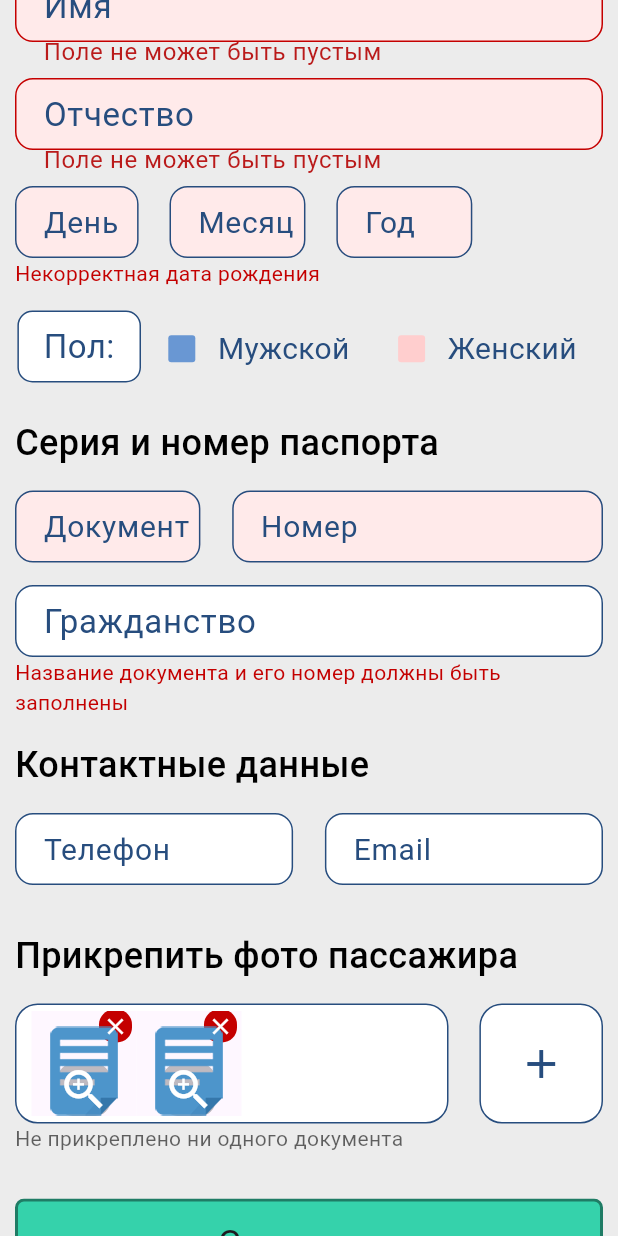
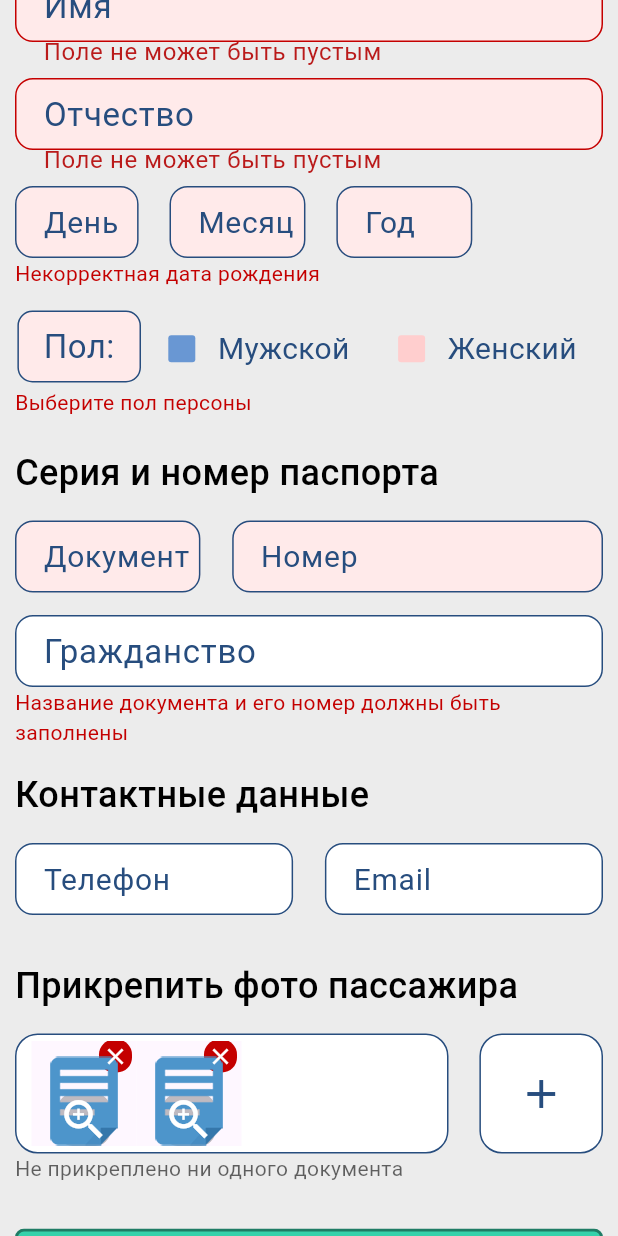
Before and after one commit to eskov-ea/passenger_counter, a Flutter app: the PersonAddNewScreen screen opened by its route, scrolled down 257 dp, after a tap on "Сохранить", on a phone screen of 412 x 824 dp. Run offline on Flutter 3.47's test engine with Material 2 defaults, Android fonts, the phone set to English and light mode, and no system bars; our stand-ins replace equatable, flutter_bloc, flutter_datetime_picker_plus, flutter_secure_storage, sqflite, table_calendar; missing offline and left inert: qr_code_scanner; accounts and stored records are empty.

Commit message:
home workflow

```diff
--- a/lib/models/person_model.dart
+++ b/lib/models/person_model.dart
@@ -3,11 +3,13 @@ class Person {
   final String firstname;
   final String lastname;
   final String middlename;
+  final String gender;
   final String birthdate;
   final String phone;
   final String email;
   final String document;
   final String citizenship;
+  final String personClass;
   final String? status;
   final String createdAt;
   final String updatedAt;
@@ -18,11 +20,13 @@ class Person {
     required this.firstname,
     required this.lastname,
     required this.middlename,
+    required this.gender,
     required this.birthdate,
     required this.phone,
     required this.email,
     required this.document,
     required this.citizenship,
+    required this.personClass,
     required this.status,
     required this.createdAt,
     required this.updatedAt
@@ -34,11 +38,13 @@ class Person {
         firstname: json["firstname"],
         lastname: json["lastname"],
         middlename: json["middlename"],
+        gender: json["gender"],
         birthdate: json["birthdate"],
         phone: json["phone"],
         email: json["email"],
         document: json["document"],
         citizenship: json["citizenship"],
+        personClass: json["class_person"],
         status: json["status"],
         createdAt: json["created_at"],
         updatedAt: json["updated_at"],
@@ -50,11 +56,13 @@ class Person {
         firstname: json["firstname"],
         lastname: json["lastname"],
         middlename: json["middlename"],
+        gender: json["gender"],
         birthdate: json["birth_date"],
         phone: json["phone"],
         email: json["email"],
         document: json["document"],
         citizenship: json["citizenship"],
+        personClass: json["class_person"],
         status: "",
         createdAt: "",
         updatedAt: ""
--- a/lib/services/database/db_provider.dart
+++ b/lib/services/database/db_provider.dart
@@ -9,9 +9,9 @@ String dateFormatter(DateTime date) {
 }
 final Map<String, String> tables = {
   "person_class_list" :
-  '''CREATE TABLE person_class_list('
+  'CREATE TABLE person_class_list('
         'person_class varchar(20) PRIMARY KEY NOT NULL, '
-        'seq INTEGER );''',
+        'seq INTEGER );',
 
   "person" :
   'CREATE TABLE person (id INTEGER PRIMARY KEY AUTOINCREMENT, '
--- a/lib/ui/screens/person_add_new_screen.dart
+++ b/lib/ui/screens/person_add_new_screen.dart
@@ -13,6 +13,9 @@ import 'package:pleyona_app/ui/widgets/scan_button.dart';
 import 'package:qr_code_scanner/qr_code_scanner.dart';
 import '../../models/person_model.dart';
 import '../../services/database/db_provider.dart';
+
+
+enum PersonClass { regular, staff, vip }
 
 class PersonAddNewScreen extends StatefulWidget {
   const PersonAddNewScreen({super.key});
@@ -222,6 +225,7 @@ class _PersonAddNewScreenState extends State<PersonAddNewScreen> {
   void _onSave() async {
     _validateDateBirthInput();
     _validatePassportFields();
+    _validateGenderInput();
     _firstnameFieldKey.currentState?.validate();
     _lastnameFieldKey.currentState?.validate();
     _middlenameFieldKey.currentState?.validate();
@@ -233,11 +237,13 @@ class _PersonAddNewScreenState extends State<PersonAddNewScreen> {
         firstname: _firstnameController.text,
         lastname: _lastnameController.text,
         middlename: _middlenameController.text,
+        gender: isMaleChecked ? "МУЖ" : "ЖЕН" ,
         birthdate: "${_yearBirthFieldController.text}-${_monthBirthFieldController.text}-${_dayBirthFieldController.text}",
         phone: _phoneFieldController.text,
         email: _emailFieldController.text,
         document: "${_documentNameFieldController.text}/${_documentNumberFieldController.text}",
         citizenship: _citizenshipFieldController.text,
+        personClass: ,
         status: null,
         createdAt: dateFormatter(DateTime.now()),
         updatedAt: dateFormatter(DateTime.now())
@@ -958,6 +964,13 @@ class _PersonAddNewScreenState extends State<PersonAddNewScreen> {
                       )
                     ],
                   ),
+                  isGenderFieldHasError ? Container(
+                    width: MediaQuery.of(context).size.width ,
+                    child: Text("Выберите пол персоны",
+                      textAlign: TextAlign.start,
+                      style: TextStyle(fontSize: 14, color: AppColors.errorMain),
+                    ),
+                  ) : const SizedBox.shrink(),
                   SizedBox(height: 20,),
                   Container(
                     width: MediaQuery.of(context).size.width ,
```
